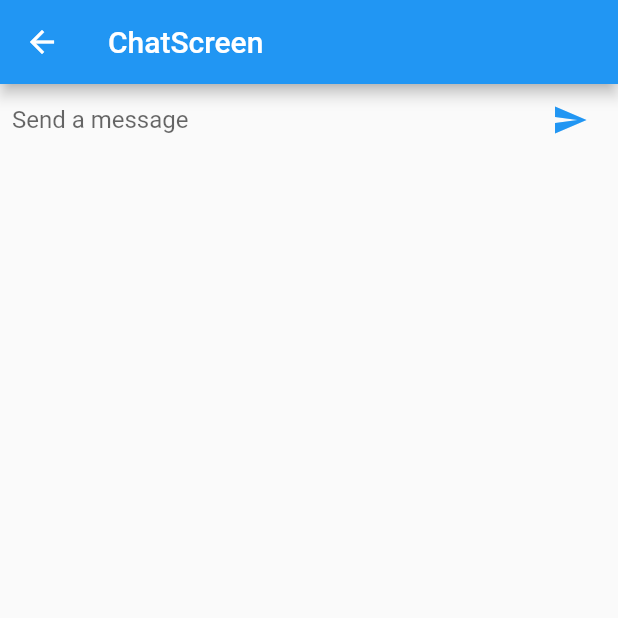
After one commit to Gaurav2621998/FlutterDemo, a Flutter app: the HomePage screen opened directly, after a tap on "Open ChatScreen", on a phone screen of 412 x 824 dp, the top half of it. The commit adds this screen. Run offline on Flutter 3.47's test engine with Material 2 defaults, Android fonts, the phone set to English and light mode, and no system bars.

Commit message:
Flutter Chat Screen

```diff
--- /dev/null
+++ b/lib/Chat/ChatScreen.dart
@@ -0,0 +1,60 @@
+import 'package:flutter/material.dart';
+
+class ChatScreen extends StatefulWidget {
+  @override
+  _ChatScreenState createState() => _ChatScreenState();
+}
+
+class _ChatScreenState extends State<ChatScreen> {
+
+
+  final TextEditingController textEditingController=new TextEditingController();
+
+  void handelSubmit(String text)
+  {
+      textEditingController.clear();
+  }
+
+  @override
+  Widget build(BuildContext context) {
+    return Scaffold(
+        appBar: AppBar(
+          title: Text("ChatScreen"),
+          backgroundColor: Colors.blue,
+        ),
+        body: _textComposerWidget(),
+    );
+  }
+
+  Widget _textComposerWidget(){
+      return new IconTheme(
+          data: new IconThemeData(
+            color: Colors.blue
+          ),
+          child: new Scaffold(
+            body: new Container(
+              margin: const EdgeInsets.symmetric(horizontal: 8.0),
+              child: new Row(
+                children: <Widget>[
+                  Flexible(
+                      child: new TextField(
+                          decoration: new InputDecoration.collapsed(
+                          hintText: "Send a message"
+                        ),
+                      controller:textEditingController ,
+
+                      ),
+                  ),
+                  new IconButton(
+
+                    icon: Icon(Icons.send),
+                    onPressed:()=> handelSubmit(textEditingController.text),
+                  )
+                ],
+              ),
+            ),
+          )
+      );
+
+  }
+}
--- a/lib/main.dart
+++ b/lib/main.dart
@@ -1,5 +1,7 @@
 import 'package:flutter/material.dart';
 import 'package:flutterdemo/LoginPage.dart';
+
+import 'Chat/ChatScreen.dart';
 
 void main() => runApp(MyApp());
 
@@ -64,6 +66,18 @@ class _HomePageState extends State<HomePage> {
               ),),
               onPressed: changedata,
               color: Colors.red,
+            ),
+             new RaisedButton(
+              child: Text("Open ChatScreen",style: TextStyle(
+                color: Colors.white
+              ),),
+              onPressed: ()=>{
+                 Navigator.push(
+                                  context,
+                                  MaterialPageRoute(builder: (context) => ChatScreen()),
+                                )
+              },
+              color: Colors.red,
             )
           ],
         ),
```
Also changed, not shown: lib/Chat/ChatMessage.dart (added, +41 -0 lines).
